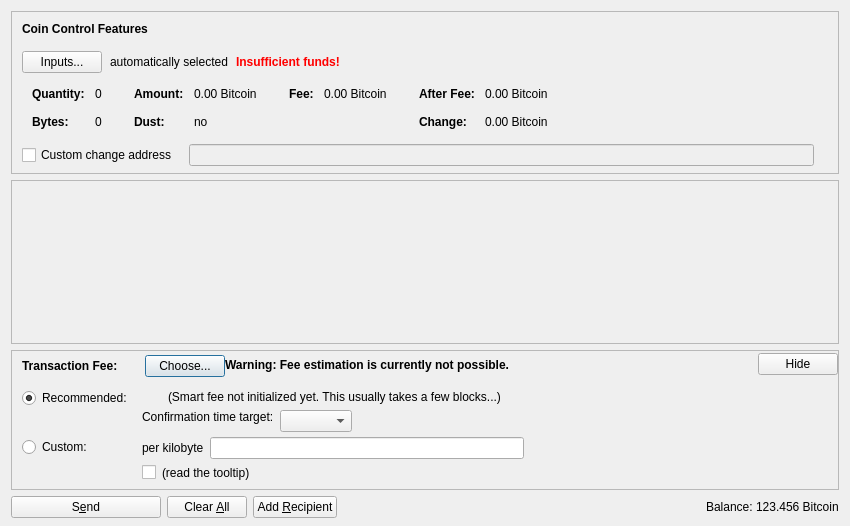
BlockNetLLC/bitgreen, file src/qt/forms/sendcoinsdialog.ui: the form before one commit.
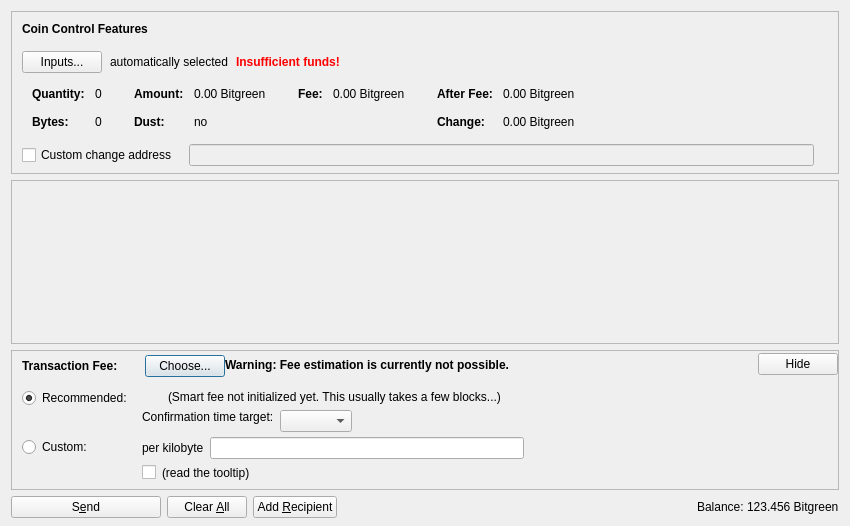
The form after the commit. Icons and pictures are not drawn. Custom widgets are drawn as their Qt base class.

Commit message: Migrate everything over to the Bitgreen brand

```diff
--- a/src/qt/forms/sendcoinsdialog.ui
+++ b/src/qt/forms/sendcoinsdialog.ui
@@ -324,7 +324,7 @@
                   <enum>Qt::ActionsContextMenu</enum>
                  </property>
                  <property name="text">
-                  <string notr="true">0.00 Bitcoin</string>
+                  <string notr="true">0.00 Bitgreen</string>
                  </property>
                  <property name="textInteractionFlags">
                   <set>Qt::LinksAccessibleByMouse|Qt::TextSelectableByKeyboard|Qt::TextSelectableByMouse</set>
@@ -404,7 +404,7 @@
                   <enum>Qt::ActionsContextMenu</enum>
                  </property>
                  <property name="text">
-                  <string notr="true">0.00 Bitcoin</string>
+                  <string notr="true">0.00 Bitgreen</string>
                  </property>
                  <property name="textInteractionFlags">
                   <set>Qt::LinksAccessibleByMouse|Qt::TextSelectableByKeyboard|Qt::TextSelectableByMouse</set>
@@ -455,7 +455,7 @@
                   <enum>Qt::ActionsContextMenu</enum>
                  </property>
                  <property name="text">
-                  <string notr="true">0.00 Bitcoin</string>
+                  <string notr="true">0.00 Bitgreen</string>
                  </property>
                  <property name="textInteractionFlags">
                   <set>Qt::LinksAccessibleByMouse|Qt::TextSelectableByKeyboard|Qt::TextSelectableByMouse</set>
@@ -484,7 +484,7 @@
                   <enum>Qt::ActionsContextMenu</enum>
                  </property>
                  <property name="text">
-                  <string notr="true">0.00 Bitcoin</string>
+                  <string notr="true">0.00 Bitgreen</string>
                  </property>
                  <property name="textInteractionFlags">
                   <set>Qt::LinksAccessibleByMouse|Qt::TextSelectableByKeyboard|Qt::TextSelectableByMouse</set>
@@ -1239,7 +1239,7 @@
           <cursorShape>IBeamCursor</cursorShape>
          </property>
          <property name="text">
-          <string notr="true">123.456 Bitcoin</string>
+          <string notr="true">123.456 Bitgreen</string>
          </property>
          <property name="textInteractionFlags">
           <set>Qt::LinksAccessibleByMouse|Qt::TextSelectableByKeyboard|Qt::TextSelectableByMouse</set>
```
Left out of the diff: 14 changed lines with no effect on the pictures. The commit also changes 266 other files.
